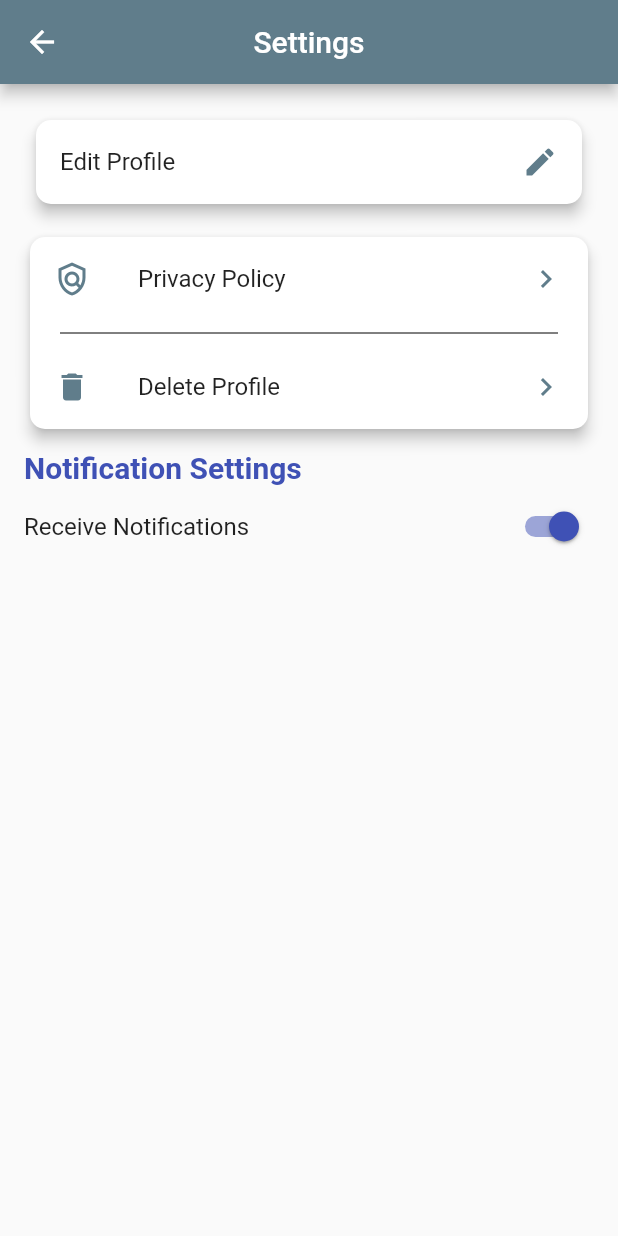
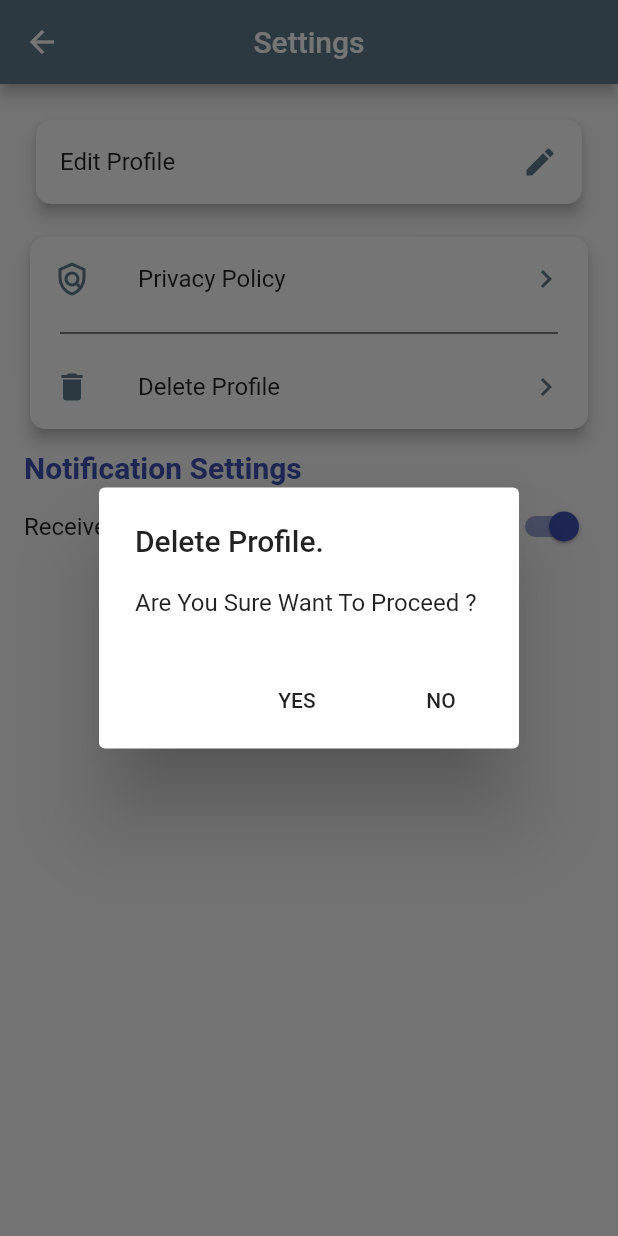
Before and after one commit to YerryPerez/Capstone_Project, a Flutter app: the Settings screen opened directly, after a tap on "Delete Profile", on a phone screen of 412 x 824 dp. Run offline on Flutter 3.47's test engine with Material 2 defaults, Android fonts, the phone set to English and light mode, and no system bars; our stand-ins replace bloc, cloud_firestore, equatable, eva_icons_flutter, extended_image, file_picker and 9 more; accounts and stored records are empty.

Commit message:
Added Alert Dialog for profile deletion

```diff
--- a/lib/ui/pages/settings.dart
+++ b/lib/ui/pages/settings.dart
@@ -72,11 +72,36 @@ class _SettingsState extends State<Settings> {
                       title: Text("Delete Profile"),
                       trailing: Icon(Icons.keyboard_arrow_right,color: backgroundColor,),
                       onTap:() async {
-                        //open privacy policy
-                        User user = FirebaseAuth.instance.currentUser;
-                        user.delete();
-                        _userRepository.deleteProfile(user.uid);
-                        BlocProvider.of<AuthenticationBloc>(context).add(LoggedOut());
+                        showDialog(
+                          context: context,
+                          builder: (BuildContext context) {
+                            return AlertDialog(
+                              title: Text('Delete Profile.'),
+                              content: Text("Are You Sure Want To Proceed ?"),
+                              actions: <Widget>[
+                                FlatButton(
+                                  child: Text("YES"),
+                                  onPressed: () {
+                                    User user = FirebaseAuth.instance.currentUser;
+                                    user.delete();
+                                    _userRepository.deleteProfile(user.uid);
+                                    BlocProvider.of<AuthenticationBloc>(context).add(LoggedOut());
+                                    Navigator.of(context).pop();
+                                    Navigator.of(context).pop();
+                                  },
+                                ),
+
+                                FlatButton(
+                                  child: Text("NO"),
+                                  onPressed: () {
+                                    //Put your code here which you want to execute on No button click.
+                                    Navigator.of(context).pop();
+                                  },
+                                ),
+                              ],
+                            );
+                          },
+                        );
                       }
                   ),
                 ],
```
